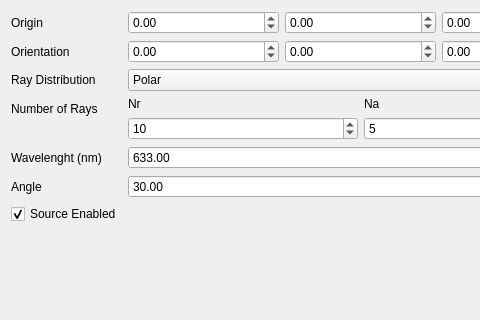
This is freecad/pyoptools/GUI/RaysPoint.ui in cihologramas/freecad-pyoptools as Qt 5 draws it before an edit; both pictures show x 0 to 480 and y 0 to 320 of the 604 by 478 pixel window. The edited form follows.
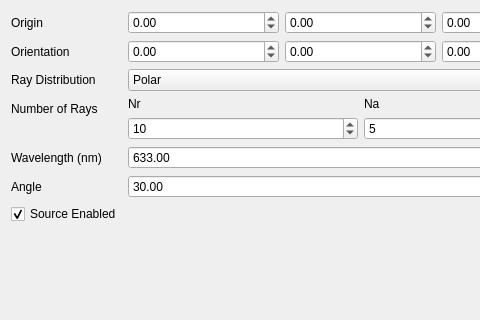
This is the edited form.

Commit message: Fix 'wavelength' typo

Diff of the .ui file:
```diff
--- a/freecad/pyoptools/GUI/RaysPoint.ui
+++ b/freecad/pyoptools/GUI/RaysPoint.ui
@@ -179,7 +179,7 @@
    <item row="6" column="0">
     <widget class="QLabel" name="label_3">
      <property name="text">
-      <string>Wavelenght (nm)</string>
+      <string>Wavelength (nm)</string>
      </property>
     </widget>
    </item>
```
Left out of the diff: 2 changed lines with no effect on the pictures. The commit also changes 7 other files.
